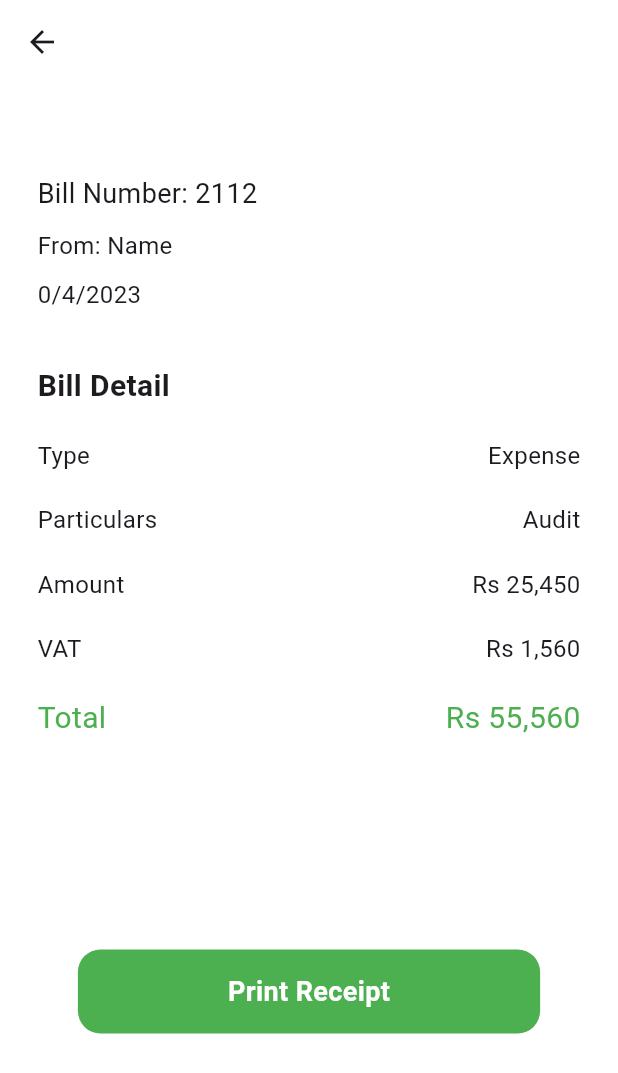
After one commit to raajivdahal/Kirana, a Flutter app: the MybillsScreen screen opened by its route, after a tap on "2112", on a phone screen of 412 x 824 dp. The commit adds this screen. Shown: the top 1073 px of the screen. Run offline on Flutter 3.47's test engine with Material 3 defaults, Android fonts, the light colour scheme and no system bars; our stand-ins replace gallery_saver, image_gallery_saver, image_picker, jwt_decoder, pinput, shared_preferences; missing offline and left inert: quick_actions; accounts and stored records are empty.

Commit message:
create detail screen UI

```diff
--- a/lib/main.dart
+++ b/lib/main.dart
@@ -1,5 +1,6 @@
 import 'package:flutter/material.dart';
 import 'package:flutter/services.dart';
+import 'package:kirana/screens/detail_screen.dart';
 import 'package:kirana/screens/home_screen.dart';
 import 'package:kirana/screens/mybills_screen.dart';
 import 'package:kirana/screens/setting.dart';
@@ -45,10 +46,10 @@ class MyApp extends StatelessWidget {
       //     : SignInScreen(),
 
       ,
-      // routes: {
-      //   "/": (context) => DashBoard(),
-      //   "/mybills": (context) => MybillsScreen(),
-      // },
+      routes: {
+        // "/": (context) => DashBoard(),
+        "/mybills": (context) => MybillsScreen(),
+      },
     );
   }
 }
--- /dev/null
+++ b/lib/models/bill_model.dart
@@ -0,0 +1,15 @@
+import 'dart:convert';
+import 'package:flutter/material.dart';
+
+class Bill {
+  final String name, id, type;
+
+  Bill({
+    required this.name,
+    required this.id,
+    required this.type,
+  });
+  factory Bill.fromJson(Map<String, dynamic> json) {
+    return Bill(name: json["name"], id: json["id"], type: json["type"]);
+  }
+}
--- /dev/null
+++ b/lib/screens/detail_screen.dart
@@ -0,0 +1,210 @@
+import "dart:typed_data";
+import "dart:ui" as ui;
+
+import "package:flutter/material.dart";
+import "package:flutter/rendering.dart";
+import "package:image_gallery_saver/image_gallery_saver.dart";
+import "package:kirana/style/text_style.dart";
+
+class DetailScreen extends StatelessWidget {
+  final String? billNum;
+  GlobalKey _receiptKey = GlobalKey();
+  DetailScreen({super.key, this.billNum});
+
+  Future<void> _captureAndSaveInvoice() async {
+    try {
+      RenderRepaintBoundary boundary = _receiptKey.currentContext!
+          .findRenderObject() as RenderRepaintBoundary;
+      var image = await boundary.toImage();
+      ByteData? byteData =
+          await image.toByteData(format: ui.ImageByteFormat.png);
+      Uint8List uint8list = byteData!.buffer.asUint8List();
+
+      // Save the image to the gallery
+      final result = await ImageGallerySaver.saveImage(uint8list);
+      print('Image saved to gallery: $result');
+
+      // Alternatively, save to local storage
+      // final directory = await getApplicationDocumentsDirectory();
+      // final file = File('${directory.path}/invoice.png');
+      // await file.writeAsBytes(uint8list);
+      // print('Image saved to ${file.path}');
+    } catch (e) {
+      print('Error capturing invoice: $e');
+    }
+  }
+
+  @override
+  Widget build(BuildContext context) {
+    return Scaffold(
+      backgroundColor: Colors.white,
+      appBar: AppBar(
+        backgroundColor: Colors.white,
+        leading: InkWell(
+          onTap: () => Navigator.pop(context),
+          child: Container(
+            decoration: BoxDecoration(
+                // color: Colors.blue, borderRadius: BorderRadius.circular(10),
+                ),
+            child: Icon(Icons.arrow_back),
+          ),
+        ),
+      ),
+      body: Padding(
+        padding: const EdgeInsets.all(25.0),
+        child: Column(
+          crossAxisAlignment: CrossAxisAlignment.start,
+          children: [
+            SizedBox(
+              height: 35,
+            ),
+            RepaintBoundary(
+              key: _receiptKey,
+              child: Column(
+                crossAxisAlignment: CrossAxisAlignment.start,
+                children: [
+                  Text(
+                    "Bill Number: $billNum",
+                    style: TextStyle(fontSize: 18),
+                  ),
+                  SizedBox(
+                    height: 10,
+                  ),
+                  Text(
+                    "From: Name",
+                    style: TextStyle(
+                      fontSize: 16,
+                    ),
+                  ),
+                  SizedBox(
+                    height: 10,
+                  ),
+                  Text(
+                    "0/4/2023",
+                    style: TextStyle(fontSize: 16),
+                  ),
+                  SizedBox(
+                    height: 35,
+                  ),
+                  Text(
+                    "Bill Detail",
+                    style: TextStyle(fontSize: 20, fontWeight: FontWeight.bold),
+                  ),
+                  SizedBox(
+                    height: 20,
+                  ),
+                  Row(
+                    mainAxisAlignment: MainAxisAlignment.spaceBetween,
+                    children: [
+                      Text(
+                        "Type",
+                        style: billTextStyle(),
+                      ),
+                      Text(
+                        "Expense",
+                        style: billTextStyle(),
+                      )
+                    ],
+                  ),
+                  SizedBox(
+                    height: 20,
+                  ),
+                  Row(
+                    mainAxisAlignment: MainAxisAlignment.spaceBetween,
+                    children: [
+                      Text(
+                        "Particulars",
+                        style: billTextStyle(),
+                      ),
+                      Text(
+                        "Audit",
+                        style: billTextStyle(),
+                      )
+                    ],
+                  ),
+                  SizedBox(
+                    height: 20,
+                  ),
+                  Row(
+                    mainAxisAlignment: MainAxisAlignment.spaceBetween,
+                    children: [
+                      Text(
+                        "Amount",
+                        style: billTextStyle(),
+                      ),
+                      Text(
+                        "Rs 25,450",
+                        style: billTextStyle(),
+                      )
+                    ],
+                  ),
+                  SizedBox(
+                    height: 20,
+                  ),
+                  Row(
+                    mainAxisAlignment: MainAxisAlignment.spaceBetween,
+                    children: [
+                      Text(
+                        "VAT",
+                        style: billTextStyle(),
+                      ),
+                      Text(
+                        "Rs 1,560",
+                        style: billTextStyle(),
+                      )
+                    ],
+                  ),
+                  SizedBox(
+                    height: 20,
+                  ),
+                  Row(
+                    mainAxisAlignment: MainAxisAlignment.spaceBetween,
+                    children: [
+                      Text(
+                        "Total",
+                        style: TextStyle(color: Colors.green, fontSize: 20),
+                      ),
+                      Text(
+                        "Rs 55,560",
+                        style: TextStyle(color: Colors.green, fontSize: 20),
+                      )
+                    ],
+                  ),
+                ],
+              ),
+            ),
+            SizedBox(
+              height: 30,
+            ),
+            Expanded(
+              child: Row(
+                mainAxisAlignment: MainAxisAlignment.center,
+                children: [
+                  GestureDetector(
+                    onTap: () {
+                      _captureAndSaveInvoice();
+                    },
+                    child: Container(
+                      padding:
+                          EdgeInsets.symmetric(vertical: 15, horizontal: 100),
+                      decoration: BoxDecoration(
+                          color: Colors.green,
+                          borderRadius: BorderRadius.circular(15)),
+                      child: Text(
+                        "Print Receipt",
+                        style: TextStyle(
+                            fontSize: 18,
+                            color: Colors.white,
+                            fontWeight: FontWeight.bold),
+                      ),
+                    ),
+                  ),
+                ],
+              ),
+            )
+          ],
+        ),
+      ),
+    );
+  }
+}
--- a/lib/screens/mybills_screen.dart
+++ b/lib/screens/mybills_screen.dart
@@ -2,6 +2,7 @@ import 'dart:convert';
 
 import 'package:flutter/material.dart';
 import 'package:flutter/services.dart';
+import 'package:kirana/screens/detail_screen.dart';
 import 'package:kirana/util/randomNumber.dart';
 
 import '../util/formDate.dart';
@@ -279,6 +280,15 @@ class _MybillsScreenState extends State<MybillsScreen> {
 
                 return ListTile(
                   // tileColor: Colors.grey,
+
+                  onTap: () {
+                    Navigator.of(context)
+                        .push(MaterialPageRoute(builder: (context) {
+                      return DetailScreen(
+                        billNum: billNum,
+                      );
+                    }));
+                  },
                   leading: Text(
                     billNum,
                     style: const TextStyle(fontSize: 16),
--- /dev/null
+++ b/lib/style/text_style.dart
@@ -0,0 +1,5 @@
+import 'package:flutter/material.dart';
+
+TextStyle billTextStyle() {
+  return TextStyle(fontSize: 16);
+}
--- a/pubspec.yaml
+++ b/pubspec.yaml
@@ -43,6 +43,7 @@ dependencies:
   quick_actions: ^1.0.7
   shared_preferences: ^2.2.3
   jwt_decoder: ^2.0.1
+  image_gallery_saver: ^2.0.3
 
 dev_dependencies:
   flutter_test:
```
Also changed, not shown: pubspec.lock.
